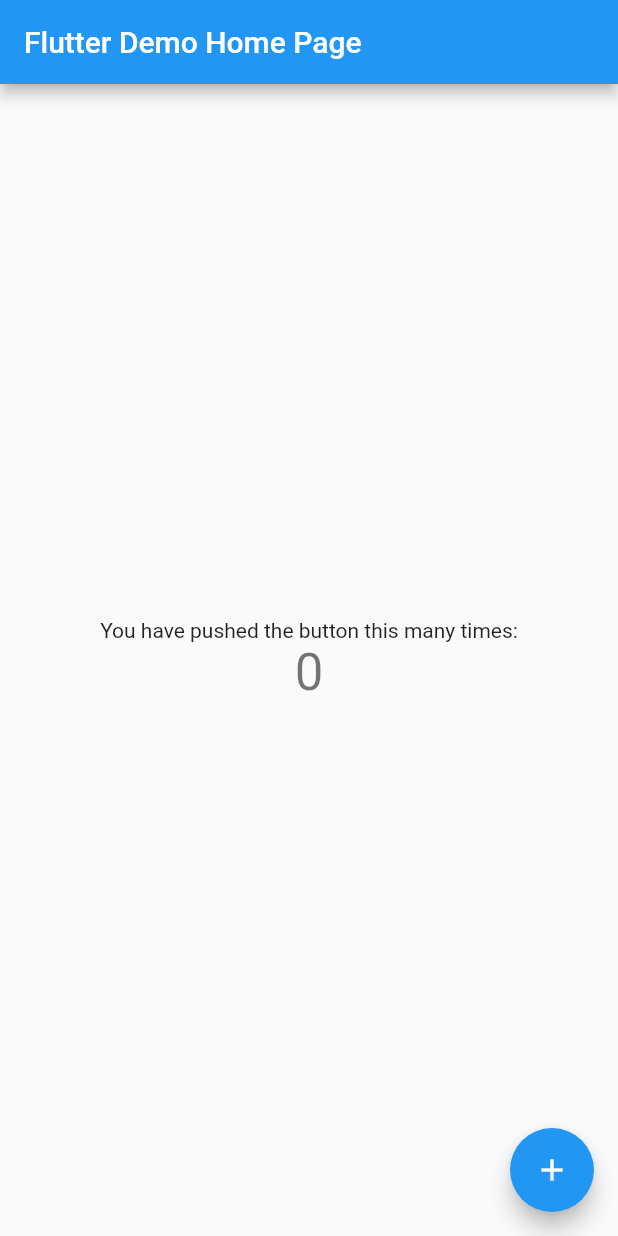
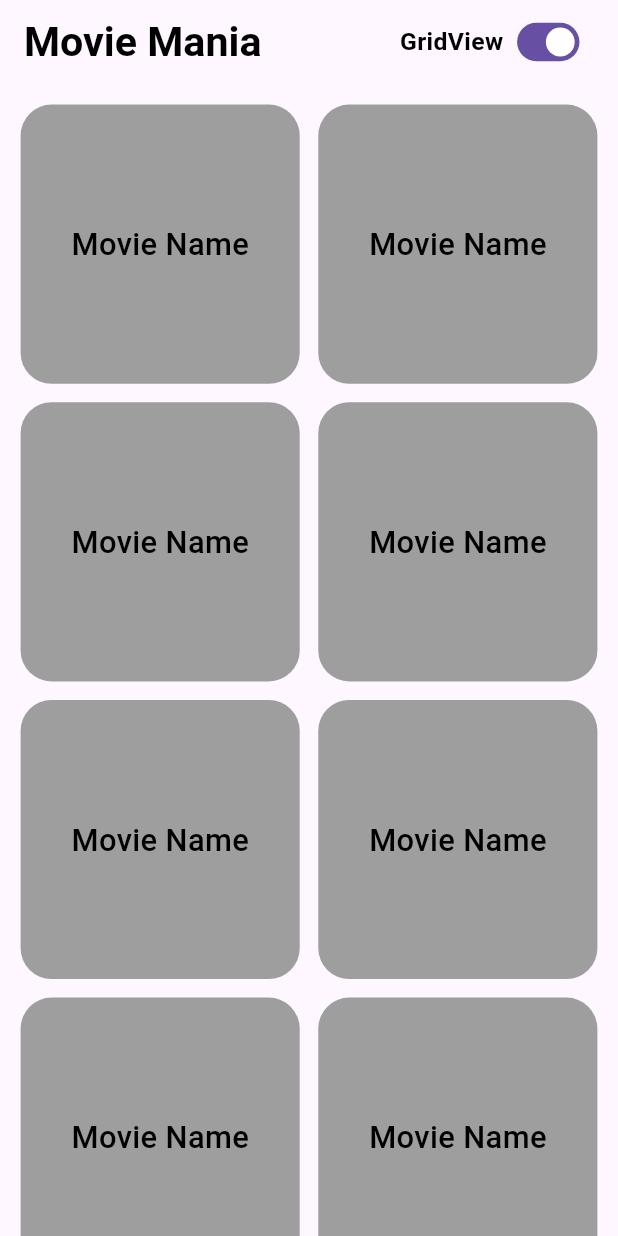
Before and after one commit to KevalTank/movie_mania, a Flutter app: the screen it shows after launch, on a phone screen of 412 x 824 dp. Run offline on Flutter 3.47's test engine with Material 2 defaults, Android fonts, the phone set to English and light mode, and no system bars; our stand-ins replace sizer.

Commit message:
ADD : Home screen UI designed

```diff
--- /dev/null
+++ b/lib/constants/app_colors.dart
@@ -0,0 +1,9 @@
+import 'package:flutter/material.dart';
+
+class AppColors {
+  AppColors._();
+
+  static const whiteColor = Colors.white;
+  static const blackColor = Colors.black;
+  static const greyColor = Colors.grey;
+}
--- a/lib/main.dart
+++ b/lib/main.dart
@@ -1,68 +1,6 @@
 import 'package:flutter/material.dart';
+import 'package:movie_mania/movie_mania.dart';
 
 void main() {
-  runApp(const MyApp());
+  runApp(const MovieMania());
 }
-
-class MyApp extends StatelessWidget {
-  const MyApp({super.key});
-
-  // This widget is the root of your application.
-  @override
-  Widget build(BuildContext context) {
-    return const MaterialApp(
-      title: 'Flutter Demo',
-      home: MyHomePage(title: 'Flutter Demo Home Page'),
-    );
-  }
-}
-
-class MyHomePage extends StatefulWidget {
-  const MyHomePage({
-    super.key,
-    required this.title,
-  });
-
-  final String title;
-
-  @override
-  State<MyHomePage> createState() => _MyHomePageState();
-}
-
-class _MyHomePageState extends State<MyHomePage> {
-  int _counter = 0;
-
-  void _incrementCounter() {
-    setState(() {
-      _counter++;
-    });
-  }
-
-  @override
-  Widget build(BuildContext context) {
-    return Scaffold(
-      appBar: AppBar(
-        title: Text(widget.title),
-      ),
-      body: Center(
-        child: Column(
-          mainAxisAlignment: MainAxisAlignment.center,
-          children: <Widget>[
-            const Text(
-              'You have pushed the button this many times:',
-            ),
-            Text(
-              '$_counter',
-              style: Theme.of(context).textTheme.headlineMedium,
-            ),
-          ],
-        ),
-      ),
-      floatingActionButton: FloatingActionButton(
-        onPressed: _incrementCounter,
-        tooltip: 'Increment',
-        child: const Icon(Icons.add),
-      ),
-    );
-  }
-}
--- /dev/null
+++ b/lib/movie_mania.dart
@@ -0,0 +1,20 @@
+import 'package:flutter/material.dart';
+import 'package:movie_mania/screens/home_screen.dart';
+import 'package:sizer/sizer.dart';
+
+class MovieMania extends StatelessWidget {
+  const MovieMania({super.key});
+
+  @override
+  Widget build(BuildContext context) {
+    return Sizer(
+      builder: (context, orientation, deviceType) {
+        return MaterialApp(
+          title: 'E-Learning App',
+          theme: ThemeData.light(useMaterial3: true),
+          home: const HomeScreen(),
+        );
+      },
+    );
+  }
+}
--- /dev/null
+++ b/lib/screens/home_screen.dart
@@ -0,0 +1,95 @@
+import 'package:flutter/material.dart';
+import 'package:movie_mania/constants/app_colors.dart';
+import 'package:movie_mania/widgets/custom_text.dart';
+import 'package:sizer/sizer.dart';
+
+class HomeScreen extends StatefulWidget {
+  const HomeScreen({super.key});
+
+  @override
+  State<HomeScreen> createState() => _HomeScreenState();
+}
+
+class _HomeScreenState extends State<HomeScreen> {
+  bool enabled = true;
+
+  @override
+  Widget build(BuildContext context) {
+    return Scaffold(
+      appBar: AppBar(
+        title: CustomText(
+          text: 'Movie Mania',
+          fontSize: 20.sp,
+          fontWeight: FontWeight.w700,
+        ),
+        actions: [
+          Padding(
+            padding: EdgeInsets.symmetric(horizontal: 4.w),
+            child: Row(
+              children: [
+                const CustomText(
+                  text: 'GridView',
+                  fontWeight: FontWeight.w600,
+                ),
+                Transform.scale(
+                  scale: 0.8,
+                  child: Switch(
+                    value: enabled,
+                    onChanged: (bool enable) {
+                      setState(() {
+                        enabled = !enabled;
+                      });
+                    },
+                  ),
+                )
+              ],
+            ),
+          ),
+        ],
+      ),
+      body: enabled
+          ? GridView.builder(
+              itemCount: 10,
+              padding: EdgeInsets.all(10.sp),
+              shrinkWrap: true,
+              gridDelegate: SliverGridDelegateWithFixedCrossAxisCount(
+                crossAxisCount: 2,
+                crossAxisSpacing: 3.w,
+                mainAxisSpacing: 1.5.h,
+              ),
+              itemBuilder: (context, index) {
+                return GestureDetector(
+                  onTap: () {},
+                  child: Container(
+                    decoration: BoxDecoration(
+                      color: AppColors.greyColor,
+                      borderRadius: BorderRadius.circular(15.sp),
+                    ),
+                    child: Center(
+                      child: CustomText(
+                        text: 'Movie Name',
+                        fontSize: 15.sp,
+                        textColor: AppColors.blackColor,
+                      ),
+                    ),
+                  ),
+                );
+              },
+            )
+          : ListView.builder(
+              shrinkWrap: true,
+              itemCount: 20,
+              padding: EdgeInsets.symmetric(horizontal: 4.w),
+              itemBuilder: (context, index) {
+                return ListTile(
+                  onTap: () {},
+                  title: CustomText(
+                    text: 'Movie Name',
+                    fontSize: 15.sp,
+                  ),
+                );
+              },
+            ),
+    );
+  }
+}
--- /dev/null
+++ b/lib/widgets/custom_text.dart
@@ -0,0 +1,30 @@
+import 'package:flutter/material.dart';
+import 'package:movie_mania/constants/app_colors.dart';
+import 'package:sizer/sizer.dart';
+
+class CustomText extends StatelessWidget {
+  const CustomText({
+    super.key,
+    required this.text,
+    this.fontSize,
+    this.textColor,
+    this.fontWeight,
+  });
+
+  final String text;
+  final double? fontSize;
+  final Color? textColor;
+  final FontWeight? fontWeight;
+
+  @override
+  Widget build(BuildContext context) {
+    return Text(
+      text,
+      style: TextStyle(
+        fontSize: fontSize ?? 12.sp,
+        color: textColor ?? AppColors.blackColor,
+        fontWeight: fontWeight ?? FontWeight.w500,
+      ),
+    );
+  }
+}
```
Also changed, not shown: lib/constants/enums.dart (added, +16 -0 lines), lib/widgets/build_movie_widget.dart (added, +16 -0 lines), lib/widgets/gap.dart (added, +21 -0 lines), pubspec.yaml (+2 -68 lines), pubspec.lock, 3 other files.
